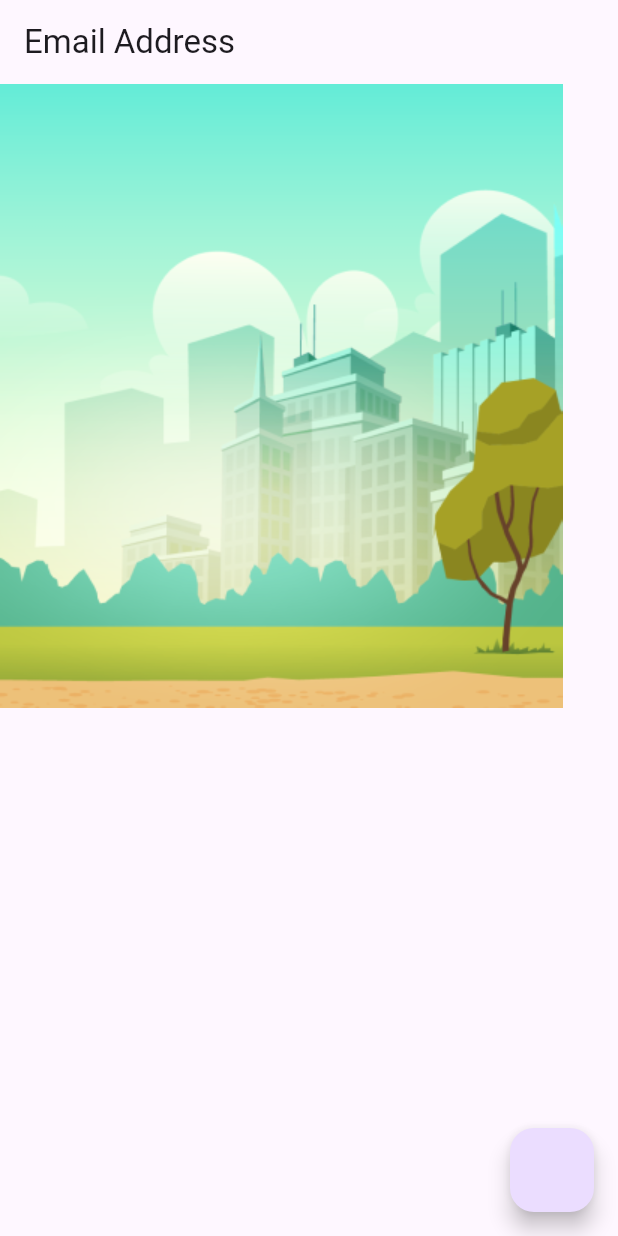
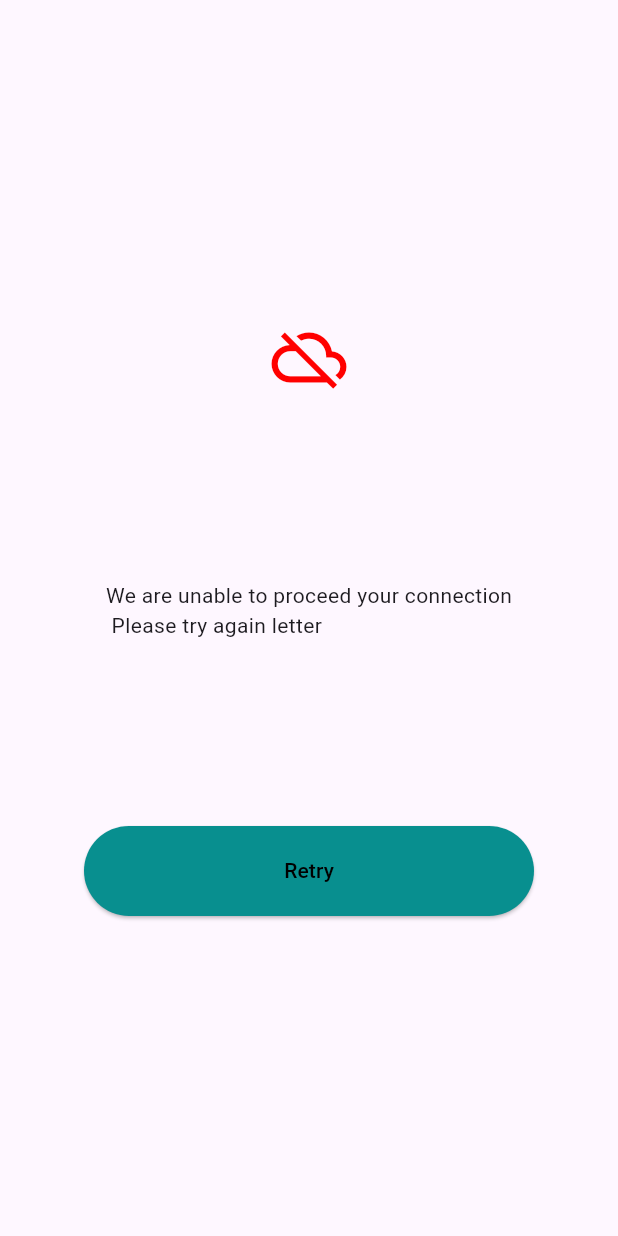
Before and after one commit to taufiqelahi/flutter_getx_mvvm, a Flutter app: the screen it shows after launch, on a phone screen of 412 x 824 dp. Run offline on Flutter 3.47's test engine with Material 3 defaults, Android fonts, the light colour scheme and no system bars; our stand-ins replace fluttertoast, get.

Commit message:
added three components

```diff
--- /dev/null
+++ b/lib/res/components/button.dart
@@ -0,0 +1,32 @@
+import 'package:flutter/material.dart';
+import 'package:getx_mvvm/utlis/color/app_colors.dart';
+
+class RoundedButton extends StatelessWidget {
+  final Widget child;
+  final Size? size;
+  final VoidCallback onTap;
+  final BorderRadius? borderRadius;
+  final Color? backgroundColor, forgroundColor;
+  const RoundedButton(
+      {super.key,
+      required this.child,
+      required this.onTap,
+      this.backgroundColor,
+      this.forgroundColor,
+      this.size,
+      this.borderRadius});
+
+  @override
+  Widget build(BuildContext context) {
+    return ElevatedButton(
+
+        style: ElevatedButton.styleFrom(
+          minimumSize: size??Size(300, 60),
+          backgroundColor: backgroundColor??AppColors.blueGreen,
+          foregroundColor: forgroundColor??AppColors.grey,
+            shape: RoundedRectangleBorder(
+                borderRadius: borderRadius ?? BorderRadius.circular(30))),
+        onPressed: onTap,
+        child: child);
+  }
+}
--- /dev/null
+++ b/lib/res/components/general_exceptions_widgets.dart
@@ -0,0 +1,38 @@
+import 'package:flutter/material.dart';
+import 'package:get/get_utils/get_utils.dart';
+import 'package:getx_mvvm/res/components/button.dart';
+import 'package:getx_mvvm/utlis/color/app_colors.dart';
+
+class GeneralExceptionsWidgets extends StatelessWidget {
+  const GeneralExceptionsWidgets({super.key});
+
+  @override
+  Widget build(BuildContext context) {
+    final height = MediaQuery.of(context).size.height;
+    return Center(
+      child: Column(
+        mainAxisSize: MainAxisSize.min,
+        children: [
+          const Icon(
+            Icons.cloud_off,
+            color: AppColors.red,
+            size: 50,
+          ),
+          SizedBox(
+            height: height * .15,
+          ),
+          Text('general exceptions'.tr),
+          SizedBox(
+            height: height * .15,
+          ),
+          RoundedButton(
+              onTap: () {},
+              child: const Text(
+                'Retry',
+                style: TextStyle(color: Colors.black),
+              ))
+        ],
+      ),
+    );
+  }
+}
--- /dev/null
+++ b/lib/res/components/internet_exceptions_widgets.dart
@@ -0,0 +1,32 @@
+import 'package:flutter/material.dart';
+import 'package:get/get_utils/get_utils.dart';
+import 'package:getx_mvvm/utlis/color/app_colors.dart';
+
+class InternetExceptionsWidgets extends StatelessWidget {
+  const InternetExceptionsWidgets({super.key});
+
+  @override
+  Widget build(BuildContext context) {
+    final height = MediaQuery.of(context).size.height;
+    return Center(
+      child: Column(
+        mainAxisSize: MainAxisSize.min,
+        children: [
+          const Icon(
+            Icons.cloud_off,
+            color: AppColors.red,
+            size: 50,
+          ),
+          SizedBox(
+            height: height * .15,
+          ),
+          Text('internet exceptions'.tr),
+          SizedBox(
+            height: height * .15,
+          ),
+          ElevatedButton(onPressed: () {}, child: const Text('Retry'))
+        ],
+      ),
+    );
+  }
+}
--- a/lib/res/localization/language.dart
+++ b/lib/res/localization/language.dart
@@ -4,8 +4,11 @@ class Languages extends Translations {
   @override
   Map<String, Map<String, String>> get keys => {
     'en_US': {
-      'email_hint': 'Email Address'
-    },
+      'email_hint': 'Email Address',
+      'internet exceptions':'We are not able to connect\n no internet ',
+  'general exceptions':'We are unable to proceed your connection\n Please try again letter '
+
+},
     'bn_BD': {
       'email_hint': 'ইমেইল ঠিকানা'
     }
--- a/lib/utlis/color/app_colors.dart
+++ b/lib/utlis/color/app_colors.dart
@@ -1,7 +1,11 @@
 import 'dart:ui';
 
-class AppColors{
-  static const Color black=Color(0xff000000);
-  static const Color white=Color(0xffffffff);
-
+class AppColors {
+  static const Color black = Color(0xff000000);
+  static const Color white = Color(0xffffffff);
+  static const Color red = Color(0xffff0000);
+  static const Color grey = Color(0xff808080);
+  static const Color green = Color(0xff008000);
+  static const Color blue = Color(0xff0000FF);
+  static const Color blueGreen = Color(0xff088F8F);
 }
--- a/lib/view/splash_screen.dart
+++ b/lib/view/splash_screen.dart
@@ -1,6 +1,8 @@
 import 'package:flutter/material.dart';
 import 'package:get/get.dart';
 import 'package:getx_mvvm/res/assets/image_assets..dart';
+import 'package:getx_mvvm/res/components/general_exceptions_widgets.dart';
+import 'package:getx_mvvm/res/components/internet_exceptions_widgets.dart';
 import 'package:getx_mvvm/utlis/utlis.dart';
 
 class SplashScreen extends StatelessWidget {
@@ -8,6 +10,9 @@ class SplashScreen extends StatelessWidget {
 
   @override
   Widget build(BuildContext context) {
+    return Scaffold(
+      body: GeneralExceptionsWidgets(),
+    );
     return Scaffold(
       appBar: AppBar(
         title: Text('email_hint'.tr),
```
Also changed, not shown: pubspec.lock.
